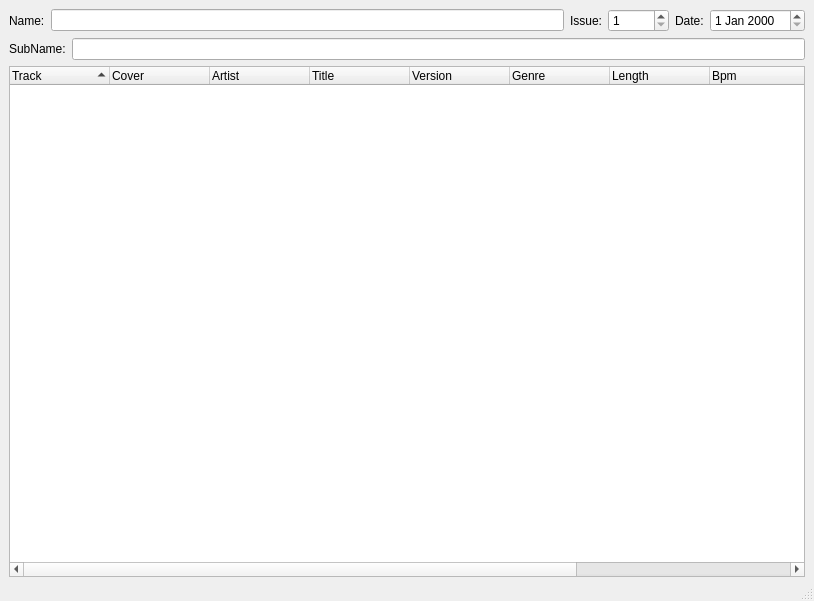
Old version of the form src/playlist/playlist.ui in the repository pfedick/winmusik.
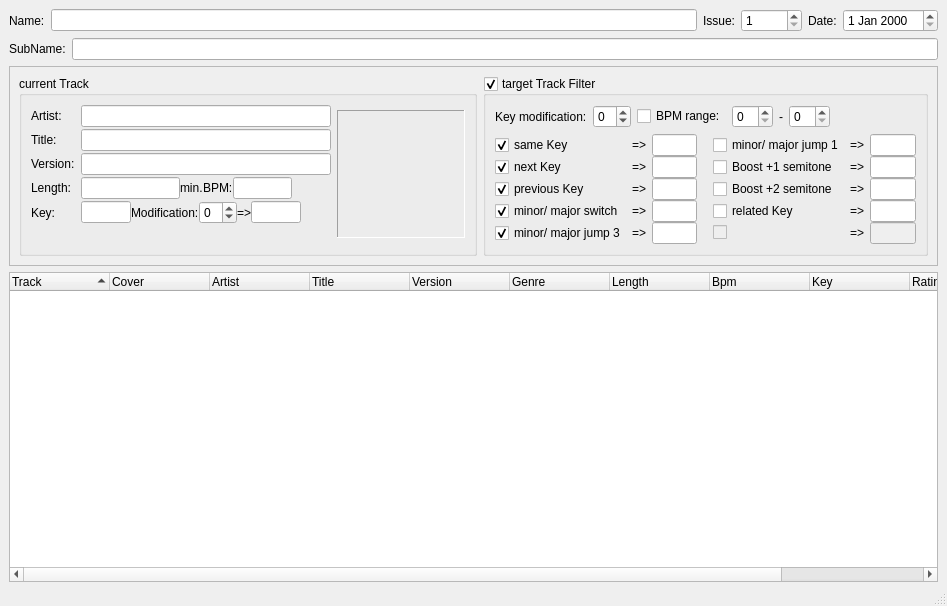
New version of the form. Icons and pictures are not drawn. Custom widgets are drawn as their Qt base class.

Diff of the .ui file:
```diff
--- a/src/playlist/playlist.ui
+++ b/src/playlist/playlist.ui
@@ -6,8 +6,8 @@
    <rect>
     <x>0</x>
     <y>0</y>
-    <width>814</width>
-    <height>601</height>
+    <width>947</width>
+    <height>606</height>
    </rect>
   </property>
   <property name="windowTitle">
@@ -100,6 +100,663 @@
       </item>
      </layout>
     </item>
+    <item>
+     <widget class="QFrame" name="filterFrame">
+      <property name="acceptDrops">
+       <bool>true</bool>
+      </property>
+      <property name="frameShape">
+       <enum>QFrame::StyledPanel</enum>
+      </property>
+      <layout class="QHBoxLayout" name="horizontalLayout_4">
+       <item>
+        <widget class="QGroupBox" name="currentTrackGroupBox">
+         <property name="sizePolicy">
+          <sizepolicy hsizetype="Expanding" vsizetype="Preferred">
+           <horstretch>0</horstretch>
+           <verstretch>0</verstretch>
+          </sizepolicy>
+         </property>
+         <property name="acceptDrops">
+          <bool>true</bool>
+         </property>
+         <property name="title">
+          <string>current Track</string>
+         </property>
+         <layout class="QHBoxLayout" name="horizontalLayout_8">
+          <item>
+           <layout class="QFormLayout" name="formLayout">
+            <property name="horizontalSpacing">
+             <number>6</number>
+            </property>
+            <property name="verticalSpacing">
+             <number>2</number>
+            </property>
+            <item row="0" column="0">
+             <widget class="QLabel" name="label_5">
+              <property name="text">
+               <string>Artist:</string>
+              </property>
+             </widget>
+            </item>
+            <item row="1" column="0">
+             <widget class="QLabel" name="label_6">
+              <property name="text">
+               <string>Title:</string>
+              </property>
+             </widget>
+            </item>
+            <item row="2" column="0">
+             <widget class="QLabel" name="label_7">
+              <property name="text">
+               <string>Version:</string>
+              </property>
+             </widget>
+            </item>
+            <item row="3" column="0">
+             <widget class="QLabel" name="label_8">
+              <property name="text">
+               <string>Length:</string>
+              </property>
+             </widget>
+            </item>
+            <item row="4" column="0">
+             <widget class="QLabel" name="label_9">
+              <property name="text">
+               <string>Key:</string>
+              </property>
+             </widget>
+            </item>
+            <item row="4" column="1">
+             <layout class="QHBoxLayout" name="horizontalLayout_3">
+              <item>
+               <widget class="QLineEdit" name="ct_key">
+                <property name="maximumSize">
+                 <size>
+                  <width>60</width>
+                  <height>16777215</height>
+                 </size>
+                </property>
+                <property name="readOnly">
+                 <bool>true</bool>
+                </property>
+               </widget>
+              </item>
+              <item>
+               <widget class="QLabel" name="label_10">
+                <property name="text">
+                 <string>Modification:</string>
+                </property>
+               </widget>
+              </item>
+              <item>
+               <widget class="QSpinBox" name="ct_modificationSpinBox">
+                <property name="minimum">
+                 <number>-2</number>
+                </property>
+                <property name="maximum">
+                 <number>2</number>
+                </property>
+               </widget>
+              </item>
+              <item>
+               <widget class="QLabel" name="label_11">
+                <property name="text">
+                 <string>=&gt;</string>
+                </property>
+               </widget>
+              </item>
+              <item>
+               <widget class="QLineEdit" name="ct_modifiedKey">
+                <property name="maximumSize">
+                 <size>
+                  <width>60</width>
+                  <height>16777215</height>
+                 </size>
+                </property>
+                <property name="readOnly">
+                 <bool>true</bool>
+                </property>
+               </widget>
+              </item>
+              <item>
+               <spacer name="horizontalSpacer_4">
+                <property name="orientation">
+                 <enum>Qt::Horizontal</enum>
+                </property>
+                <property name="sizeHint" stdset="0">
+                 <size>
+                  <width>40</width>
+                  <height>20</height>
+                 </size>
+                </property>
+               </spacer>
+              </item>
+             </layout>
+            </item>
+            <item row="3" column="1">
+             <layout class="QHBoxLayout" name="horizontalLayout_5">
+              <item>
+               <widget class="QLineEdit" name="ct_length">
+                <property name="maximumSize">
+                 <size>
+                  <width>100</width>
+                  <height>16777215</height>
+                 </size>
+                </property>
+                <property name="readOnly">
+                 <bool>true</bool>
+                </property>
+               </widget>
+              </item>
+              <item>
+               <widget class="QLabel" name="label_12">
+                <property name="text">
+                 <string>min.</string>
+                </property>
+               </widget>
+              </item>
+              <item>
+               <widget class="QLabel" name="label_13">
+                <property name="text">
+                 <string>BPM:</string>
+                </property>
+               </widget>
+              </item>
+              <item>
+               <widget class="QLineEdit" name="ct_bpm">
+                <property name="maximumSize">
+                 <size>
+                  <width>60</width>
+                  <height>16777215</height>
+                 </size>
+                </property>
+                <property name="readOnly">
+                 <bool>true</bool>
+                </property>
+               </widget>
+              </item>
+              <item>
+               <spacer name="horizontalSpacer_3">
+                <property name="orientation">
+                 <enum>Qt::Horizontal</enum>
+                </property>
+                <property name="sizeHint" stdset="0">
+                 <size>
+                  <width>40</width>
+                  <height>20</height>
+                 </size>
+                </property>
+               </spacer>
+              </item>
+             </layout>
+            </item>
+            <item row="2" column="1">
+             <widget class="QLineEdit" name="ct_version">
+              <property name="readOnly">
+               <bool>true</bool>
+              </property>
+             </widget>
+            </item>
+            <item row="1" column="1">
+             <widget class="QLineEdit" name="ct_title">
+              <property name="readOnly">
+               <bool>true</bool>
+              </property>
+             </widget>
+            </item>
+            <item row="0" column="1">
+             <widget class="QLineEdit" name="ct_artist">
+              <property name="readOnly">
+               <bool>true</bool>
+              </property>
+             </widget>
+            </item>
+           </layout>
+          </item>
+          <item>
+           <widget class="QLabel" name="ct_cover">
+            <property name="minimumSize">
+             <size>
+              <width>128</width>
+              <height>128</height>
+             </size>
+            </property>
+            <property name="maximumSize">
+             <size>
+              <width>128</width>
+              <height>128</height>
+             </size>
+            </property>
+            <property name="acceptDrops">
+             <bool>true</bool>
+            </property>
+            <property name="frameShape">
+             <enum>QFrame::Panel</enum>
+            </property>
+            <property name="frameShadow">
+             <enum>QFrame::Sunken</enum>
+            </property>
+            <property name="text">
+             <string/>
+            </property>
+            <property name="scaledContents">
+             <bool>true</bool>
+            </property>
+            <property name="alignment">
+             <set>Qt::AlignCenter</set>
+            </property>
+            <property name="margin">
+             <number>0</number>
+            </property>
+           </widget>
+          </item>
+         </layout>
+        </widget>
+       </item>
+       <item>
+        <widget class="QGroupBox" name="targetTrackGroupBox">
+         <property name="sizePolicy">
+          <sizepolicy hsizetype="Maximum" vsizetype="Preferred">
+           <horstretch>0</horstretch>
+           <verstretch>0</verstretch>
+          </sizepolicy>
+         </property>
+         <property name="title">
+          <string>target Track Filter</string>
+         </property>
+         <property name="checkable">
+          <bool>true</bool>
+         </property>
+         <layout class="QVBoxLayout" name="verticalLayout_3">
+          <item>
+           <layout class="QHBoxLayout" name="horizontalLayout_6">
+            <item>
+             <widget class="QLabel" name="label_25">
+              <property name="text">
+               <string>Key modification:</string>
+              </property>
+             </widget>
+            </item>
+            <item>
+             <widget class="QSpinBox" name="tt_keyModificationSpinBox">
+              <property name="minimum">
+               <number>-2</number>
+              </property>
+              <property name="maximum">
+               <number>2</number>
+              </property>
+             </widget>
+            </item>
+            <item>
+             <widget class="QCheckBox" name="tt_bpmCheckBox">
+              <property name="text">
+               <string>BPM range:</string>
+              </property>
+              <property name="checked">
+               <bool>false</bool>
+              </property>
+             </widget>
+            </item>
+            <item>
+             <widget class="QSpinBox" name="tt_bpmStartSpinBox"/>
+            </item>
+            <item>
+             <widget class="QLabel" name="label_27">
+              <property name="text">
+               <string>-</string>
+              </property>
+             </widget>
+            </item>
+            <item>
+             <widget class="QSpinBox" name="tt_bpmEndSpinBox"/>
+            </item>
+            <item>
+             <spacer name="horizontalSpacer">
+              <property name="orientation">
+               <enum>Qt::Horizontal</enum>
+              </property>
+              <property name="sizeHint" stdset="0">
+               <size>
+                <width>40</width>
+                <height>20</height>
+               </size>
+              </property>
+             </spacer>
+            </item>
+           </layout>
+          </item>
+          <item>
+           <layout class="QHBoxLayout" name="horizontalLayout_7">
+            <item>
+             <layout class="QGridLayout" name="gridLayout">
+              <property name="verticalSpacing">
+               <number>0</number>
+              </property>
+              <item row="2" column="2">
+               <widget class="QLineEdit" name="tt_previousKey">
+                <property name="maximumSize">
+                 <size>
+                  <width>60</width>
+                  <height>16777215</height>
+                 </size>
+                </property>
+                <property name="readOnly">
+                 <bool>true</bool>
+                </property>
+               </widget>
+              </item>
+              <item row="2" column="0">
+               <widget class="QCheckBox" name="tt_previousKeyCheckBox">
+                <property name="text">
+                 <string>previous Key</string>
+                </property>
+                <property name="checked">
+                 <bool>true</bool>
+                </property>
+               </widget>
+              </item>
+              <item row="1" column="2">
+               <widget class="QLineEdit" name="tt_nextKey">
+                <property name="maximumSize">
+                 <size>
+                  <width>60</width>
+                  <height>16777215</height>
+                 </size>
+                </property>
+                <property name="readOnly">
+                 <bool>true</bool>
+                </property>
+               </widget>
+              </item>
+              <item row="1" column="0">
+               <widget class="QCheckBox" name="tt_nextKeyCheckBox">
+                <property name="text">
+                 <string>next Key</string>
+                </property>
+                <property name="checked">
+                 <bool>true</bool>
+                </property>
+               </widget>
+              </item>
+              <item row="2" column="1">
+               <widget class="QLabel" name="label_14">
+                <property name="text">
+                 <string>=&gt;</string>
+                </property>
+               </widget>
+              </item>
+              <item row="3" column="1">
+               <widget class="QLabel" name="label_15">
+                <property name="text">
+                 <string>=&gt;</string>
+                </property>
+               </widget>
+              </item>
+              <item row="0" column="1">
+               <widget class="QLabel" name="label_16">
+                <property name="text">
+                 <string>=&gt;</string>
+                </property>
+               </widget>
+              </item>
+              <item row="4" column="0">
+               <widget class="QCheckBox" name="tt_minorMajorJump3CheckBox">
+                <property name="text">
+                 <string>minor/ major jump 3</string>
+                </property>
+                <property name="checked">
+                 <bool>true</bool>
+                </property>
+               </widget>
+              </item>
+              <item row="4" column="1">
+               <widget class="QLabel" name="label_17">
+                <property name="text">
+                 <string>=&gt;</string>
+                </property>
+               </widget>
+              </item>
+              <item row="4" column="2">
+               <widget class="QLineEdit" name="tt_minorMajorJump3">
+                <property name="maximumSize">
+                 <size>
+                  <width>60</width>
+                  <height>16777215</height>
+                 </size>
+                </property>
+                <property name="readOnly">
+                 <bool>true</bool>
+                </property>
+               </widget>
+              </item>
+              <item row="0" column="0">
+               <widget class="QCheckBox" name="tt_sameKeyCheckBox">
+                <property name="text">
+                 <string>same Key</string>
+                </property>
+                <property name="checked">
+                 <bool>true</bool>
+                </property>
+               </widget>
+              </item>
+              <item row="3" column="0">
+               <widget class="QCheckBox" name="tt_minorMajorSwitchCheckBox">
+                <property name="text">
+                 <string>minor/ major switch</string>
+                </property>
+                <property name="checked">
+                 <bool>true</bool>
+                </property>
+               </widget>
+              </item>
+              <item row="3" column="2">
+               <widget class="QLineEdit" name="tt_minorMajorSwitch">
+                <property name="maximumSize">
+                 <size>
+                  <width>60</width>
+                  <height>16777215</height>
+                 </size>
+                </property>
+                <property name="readOnly">
+                 <bool>true</bool>
+                </property>
+               </widget>
+              </item>
+              <item row="0" column="2">
+               <widget class="QLineEdit" name="tt_sameKey">
+                <property name="maximumSize">
+                 <size>
+                  <width>60</width>
+                  <height>16777215</height>
+                 </size>
+                </property>
+                <property name="readOnly">
+                 <bool>true</bool>
+                </property>
+               </widget>
+              </item>
+              <item row="1" column="1">
+               <widget class="QLabel" name="label_18">
+                <property name="text">
+                 <string>=&gt;</string>
+                </property>
+               </widget>
+              </item>
+             </layout>
+            </item>
+            <item>
+             <spacer name="horizontalSpacer_2">
+              <property name="orientation">
+               <enum>Qt::Horizontal</enum>
+              </property>
+              <property name="sizeType">
+               <enum>QSizePolicy::Fixed</enum>
+              </property>
+              <property name="sizeHint" stdset="0">
+               <size>
+                <width>10</width>
+                <height>20</height>
+               </size>
+              </property>
+             </spacer>
+            </item>
+            <item>
+             <layout class="QGridLayout" name="gridLayout_3">
+              <property name="verticalSpacing">
+               <number>0</number>
+              </property>
+              <item row="1" column="0">
+               <widget class="QCheckBox" name="tt_boostSemitone1CheckBox">
+                <property name="text">
+                 <string>Boost +1 semitone</string>
+                </property>
+               </widget>
+              </item>
+              <item row="3" column="1">
+               <widget class="QLabel" name="label_21">
+                <property name="text">
+                 <string>=&gt;</string>
+                </property>
+               </widget>
+              </item>
+              <item row="0" column="2">
+               <widget class="QLineEdit" name="tt_minorMajorJump1">
+                <property name="maximumSize">
+                 <size>
+                  <width>60</width>
+                  <height>16777215</height>
+                 </size>
+                </property>
+                <property name="readOnly">
+                 <bool>true</bool>
+                </property>
+               </widget>
+              </item>
+              <item row="1" column="1">
+               <widget class="QLabel" name="label_24">
+                <property name="text">
+                 <string>=&gt;</string>
+                </property>
+               </widget>
+              </item>
+              <item row="2" column="0">
+               <widget class="QCheckBox" name="tt_boostSemitone2CheckBox">
+                <property name="text">
+                 <string>Boost +2 semitone</string>
+                </property>
+               </widget>
+              </item>
+              <item row="4" column="0">
+               <widget class="QCheckBox" name="checkBox_16">
+                <property name="enabled">
+                 <bool>false</bool>
+                </property>
+                <property name="text">
+                 <string/>
+                </property>
+               </widget>
+              </item>
+              <item row="2" column="2">
+               <widget class="QLineEdit" name="tt_boostSemitone2">
+                <property name="maximumSize">
+                 <size>
+                  <width>60</width>
+                  <height>16777215</height>
+                 </size>
+                </property>
+                <property name="readOnly">
+                 <bool>true</bool>
+                </property>
+               </widget>
+              </item>
+              <item row="2" column="1">
+               <widget class="QLabel" name="label_20">
+                <property name="text">
+                 <string>=&gt;</string>
+                </property>
+               </widget>
+              </item>
+              <item row="1" column="2">
+               <widget class="QLineEdit" name="tt_boostSemitone1">
+                <property name="maximumSize">
+                 <size>
+                  <width>60</width>
+                  <height>16777215</height>
+                 </size>
+                </property>
+                <property name="readOnly">
+                 <bool>true</bool>
+                </property>
+               </widget>
+              </item>
+              <item row="0" column="0">
+               <widget class="QCheckBox" name="tt_minorMajorJump1CheckBox">
+                <property name="text">
+                 <string>minor/ major jump 1</string>
+                </property>
+               </widget>
+              </item>
+              <item row="3" column="0">
+               <widget class="QCheckBox" name="tt_relatedKeyCheckBox">
+                <property name="text">
+                 <string>related Key</string>
+                </property>
+               </widget>
+              </item>
+              <item row="3" column="2">
+               <widget class="QLineEdit" name="tt_relatedKey">
+                <property name="maximumSize">
+                 <size>
+                  <width>60</width>
+                  <height>16777215</height>
+                 </size>
+                </property>
+                <property name="readOnly">
+                 <bool>true</bool>
+                </property>
+               </widget>
+              </item>
+              <item row="4" column="2">
+               <widget class="QLineEdit" name="lineEdit_23">
+                <property name="enabled">
+                 <bool>false</bool>
+                </property>
+                <property name="maximumSize">
+                 <size>
+                  <width>60</width>
+                  <height>16777215</height>
+                 </size>
+                </property>
+                <property name="readOnly">
+                 <bool>true</bool>
+                </property>
+               </widget>
+              </item>
+              <item row="0" column="1">
+               <widget class="QLabel" name="label_22">
+                <property name="text">
+                 <string>=&gt;</string>
+                </property>
+               </widget>
+              </item>
+              <item row="4" column="1">
+               <widget class="QLabel" name="label_23">
+                <property name="text">
+                 <string>=&gt;</string>
+                </property>
+               </widget>
+              </item>
+             </layout>
+            </item>
+           </layout>
+          </item>
+         </layout>
+        </widget>
+       </item>
+      </layout>
+     </widget>
+    </item>
     <item>
      <widget class="PlaylistTracks" name="tracks">
       <property name="mouseTracking">
```
Left out of the diff: 2 changed lines with no effect on the pictures.
